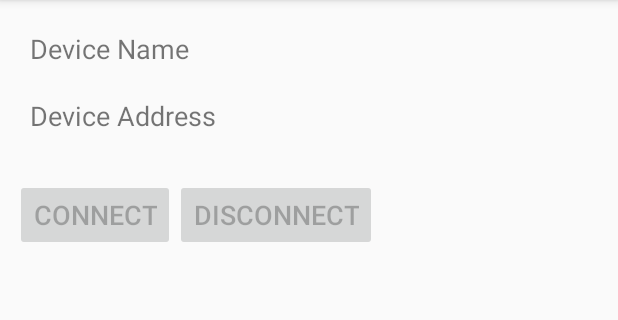
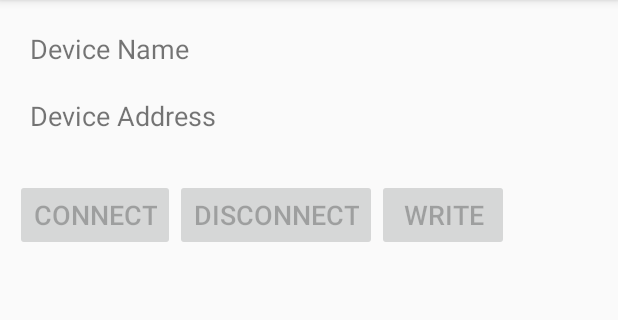
Before and after one commit to izumix03/BleCommander, an Android app: the MainActivity screen opened directly, with no data from a screen before it, on a phone screen of 412 x 824 dp, the part 84-404 px from its top. Run offline under Robolectric (Android 15) with nearby library versions, the phone set to English and light mode, and no system bars; 1 statement that could not run was skipped.

Commit message:
writing ble command

```diff
--- a/app/src/main/res/layout/activity_main.xml
+++ b/app/src/main/res/layout/activity_main.xml
@@ -75,5 +75,12 @@
             android:layout_height="wrap_content"
             android:text="@string/disconnect"
             android:textSize="18sp" />
+
+        <Button
+            android:id="@+id/button_write"
+            android:layout_width="wrap_content"
+            android:layout_height="wrap_content"
+            android:text="@string/write"
+            android:textSize="18sp" />
     </LinearLayout>
 </LinearLayout>
--- a/app/src/main/res/values/strings.xml
+++ b/app/src/main/res/values/strings.xml
@@ -24,4 +24,5 @@
     <!-- DeviceList Menu -->
     <string name="connect">Connect</string>
     <string name="disconnect">Disconnect</string>
+    <string name="write">Write</string>
 </resources>
```
Also changed, not shown: app/src/main/java/com/github/izumix03/blecommander/DeviceListActivity.kt (+2 -5 lines), app/src/main/java/com/github/izumix03/blecommander/MainActivity.kt (+43 -0 lines).
